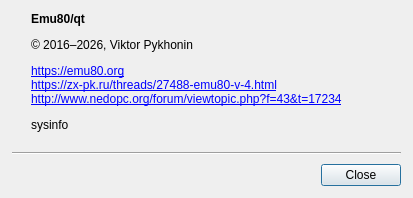
Before: the Qt Designer form src/qt/qtAboutDialog.ui in vpyk/emu80v4, drawn with Qt 5.
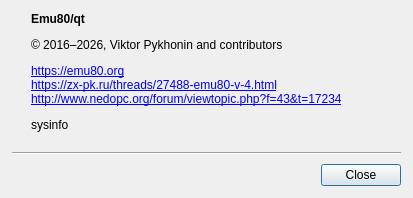
After: the same form once the commit is applied. Icons and pictures are not drawn.

The edit to the form file:
```diff
--- a/src/qt/qtAboutDialog.ui
+++ b/src/qt/qtAboutDialog.ui
@@ -85,7 +85,7 @@
           <string notr="true"/>
          </property>
          <property name="text">
-          <string notr="true">© 2016–2026, Viktor Pykhonin</string>
+          <string notr="true">© 2016–2026, Viktor Pykhonin and contributors</string>
          </property>
         </widget>
        </item>
```
